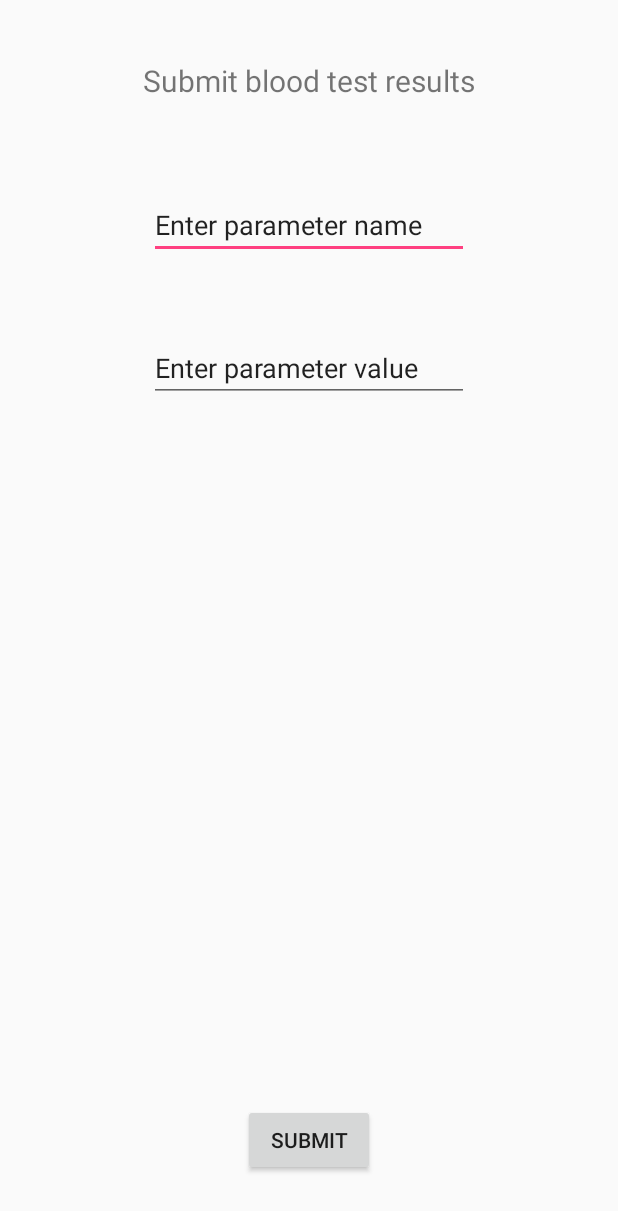
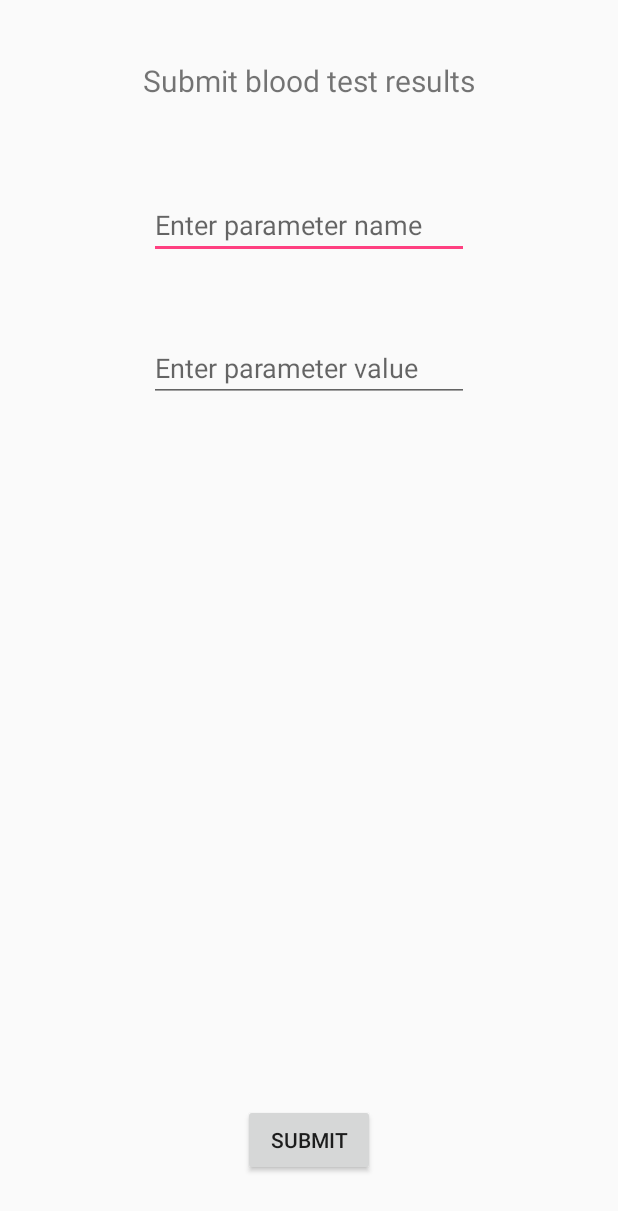
Before and after one commit to danidin26/HeartMe, an Android app: the screen it shows after launch (HeartMeActivity), on a phone screen of 412 x 824 dp. Shown: the top 1211 px of the screen. Run offline under Robolectric (Android 15) with nearby library versions, the phone set to English and light mode, and no system bars; our stand-ins replace Picasso; pictures from the network do not load.

```diff
--- a/app/src/main/res/layout/activity_main.xml
+++ b/app/src/main/res/layout/activity_main.xml
@@ -19,12 +19,12 @@
         android:id="@+id/testName"
         android:layout_width="wrap_content"
         android:layout_height="wrap_content"
-        android:layout_marginLeft="50dp"
         android:layout_below="@+id/headLine"
         android:layout_centerInParent="true"
+        android:layout_marginLeft="50dp"
+        android:layout_marginTop="60dp"
         android:ems="10"
-        android:layout_marginTop="60dp"
-        android:text="Enter parameter name" />
+        android:hint="Enter parameter name"/>
 
     <EditText
         android:id="@+id/testValue"
@@ -34,25 +34,25 @@
     android:layout_below="@+id/testName"
     android:ems="10"
     android:layout_marginTop="50dp"
-        android:text="Enter parameter value"/>
+    android:hint="Enter parameter value"/>
+
     <ImageView
         android:id="@+id/feedbackImg"
-        android:layout_width="wrap_content"
-        android:layout_height="wrap_content"
+        android:layout_width="250dp"
+        android:layout_height="200dp"
+        android:layout_above="@id/button"
+        android:layout_below="@+id/testValue"
         android:layout_centerHorizontal="true"
-        android:layout_below="@+id/testValue"
-        android:layout_above="@id/button"
-        android:layout_margin="20dp"/>
+        android:layout_margin="20dp" />
+
     <ProgressBar
         android:id="@+id/progressBar1"
         style="?android:attr/progressBarStyleLarge"
+        android:layout_width="wrap_content"
+        android:layout_height="wrap_content"
         android:layout_above="@+id/button"
         android:layout_below="@+id/testValue"
-        android:layout_width="wrap_content"
-        android:layout_height="wrap_content"
         android:layout_centerHorizontal="true" />
-
-
 
     <Button
         android:id="@+id/button"
```
Also changed, not shown: app/src/main/java/com/dannysh/heartme/feedback/HeartMeActivity.java (+20 -24 lines), app/src/main/java/com/dannysh/heartme/utils/Constants.java (+4 -4 lines). Lines whose indentation alone changed are shown as unchanged.
